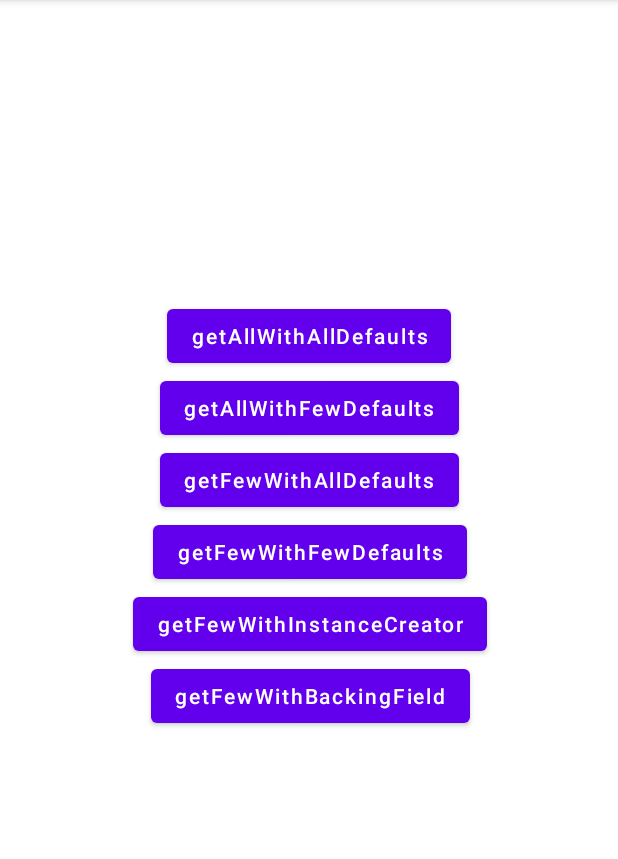
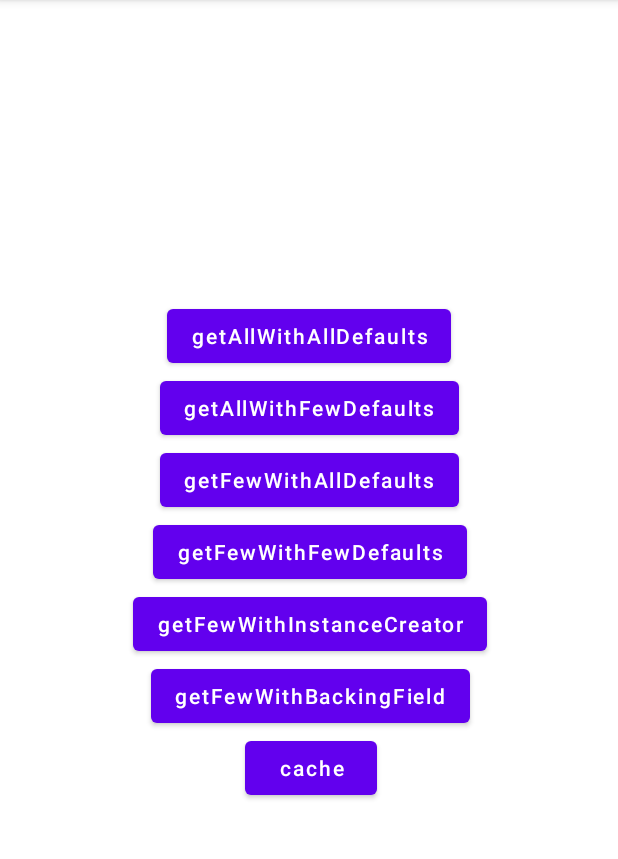
Before and after one commit to kshitijskumar/Gson-Stuff-Test-App, an Android app: the screen it shows after launch (MainActivity), on a phone screen of 412 x 824 dp, the part 84-943 px from its top. Run offline under Robolectric (Android 15) with nearby library versions, the phone set to English and light mode, and no system bars.

Commit message:
session cache class with emitting flows

```diff
--- a/app/build.gradle
+++ b/app/build.gradle
@@ -43,4 +43,8 @@ dependencies {
 
     implementation "com.squareup.retrofit2:retrofit:2.9.0"
     implementation 'com.squareup.retrofit2:converter-gson:2.9.0'
+
+    implementation "org.jetbrains.kotlinx:kotlinx-coroutines-android:1.5.1"
+    implementation("androidx.lifecycle:lifecycle-runtime-ktx:2.4.0")
+
 }
--- a/app/src/main/java/com/example/gsonstuffapp/ApiService.kt
+++ b/app/src/main/java/com/example/gsonstuffapp/ApiService.kt
@@ -2,6 +2,7 @@ package com.example.gsonstuffapp
 
 import com.google.gson.GsonBuilder
 import retrofit2.Call
+import retrofit2.Response
 import retrofit2.Retrofit
 import retrofit2.converter.gson.GsonConverterFactory
 import retrofit2.http.GET
@@ -25,6 +26,9 @@ interface ApiService {
 
     @GET("getOnlyName")
     fun getFewWithBackingFields() : Call<BackingFieldResponse>
+
+    @GET("getAllValues")
+    suspend fun getAllWithAllDefaultsForCache() : Response<AllDefaultsResponse>
 
     companion object {
         private val gson = GsonBuilder()
--- a/app/src/main/res/layout/activity_main.xml
+++ b/app/src/main/res/layout/activity_main.xml
@@ -68,5 +68,15 @@
         app:layout_constraintTop_toBottomOf="@id/btn5"
         android:textAllCaps="false"/>
 
+    <Button
+        android:id="@+id/btn7"
+        android:layout_width="wrap_content"
+        android:layout_height="wrap_content"
+        android:text="cache"
+        app:layout_constraintEnd_toEndOf="@id/btn6"
+        app:layout_constraintStart_toStartOf="@id/btn6"
+        app:layout_constraintTop_toBottomOf="@id/btn6"
+        android:textAllCaps="false"/>
+
 
 </androidx.constraintlayout.widget.ConstraintLayout>
```
Also changed, not shown: app/src/main/java/com/example/gsonstuffapp/MainActivity.kt (+20 -0 lines), app/src/main/java/com/example/gsonstuffapp/random/SessionCacheStuff.kt (added, +65 -0 lines).
